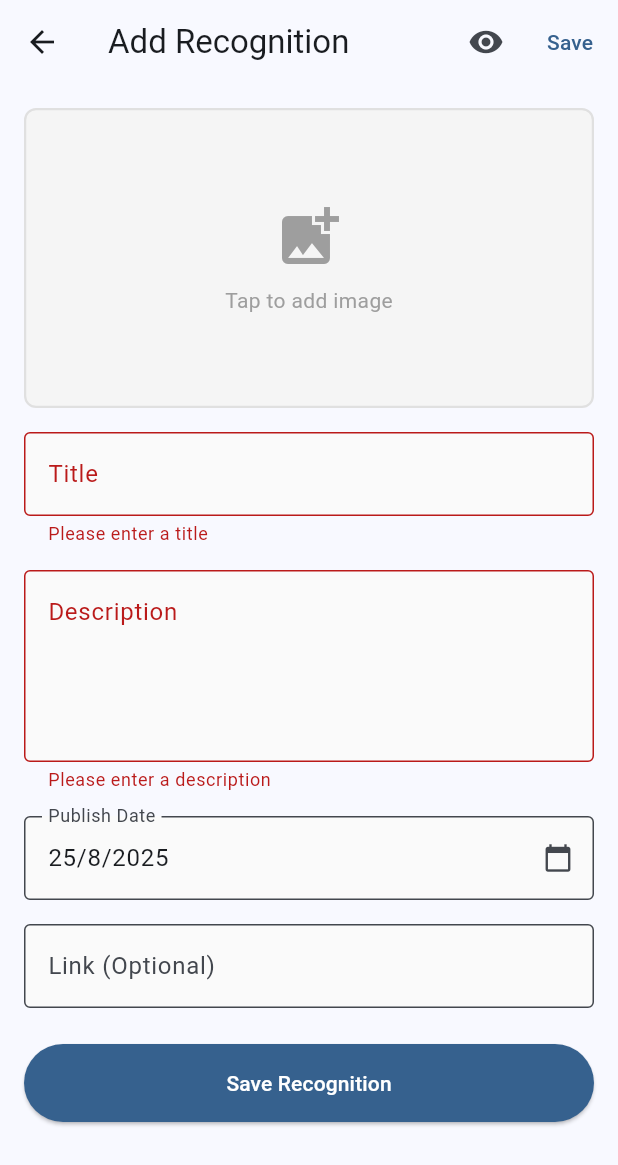
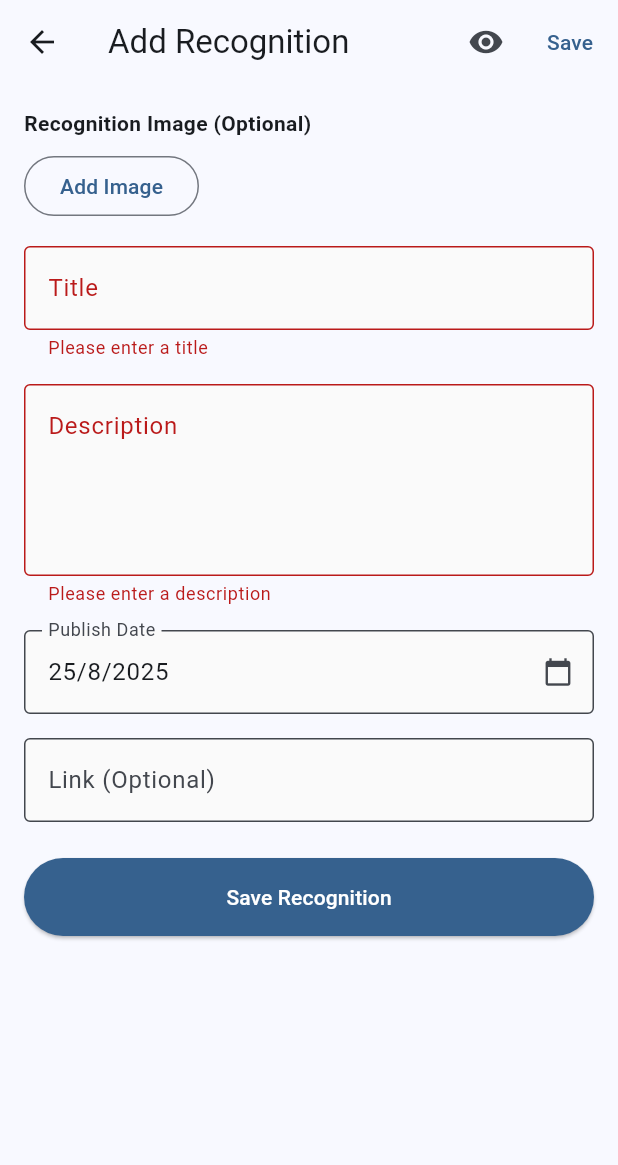
Before and after one commit to 528224/ktnsolutions, a Flutter app: the AddEditRecognitionScreen screen opened directly, after a tap on "Save Recognition", on a phone screen of 412 x 824 dp. Shown: the top 1165 px of the screen. Run offline on Flutter 3.47's test engine with Material 3 defaults, Android fonts, the phone set to English and light mode, and no system bars; our stand-ins replace cloud_firestore, firebase_auth, firebase_core, firebase_storage, get, image_picker and 2 more; accounts and stored records are empty.

Commit message:
updated ui to mtch with google serch

```diff
--- a/lib/models/recognition.dart
+++ b/lib/models/recognition.dart
@@ -5,7 +5,7 @@ class Recognition {
   final String id;
   final String title;
   final String description;
-  final String imageUrl;
+  final String? imageUrl;
   final String? link;
   final DateTime publishedDate;
   final String? createdBy;
@@ -16,7 +16,7 @@ class Recognition {
     required this.id,
     required this.title,
     required this.description,
-    required this.imageUrl,
+    this.imageUrl,
     this.link,
     required this.publishedDate,
     this.createdBy,
@@ -29,7 +29,7 @@ class Recognition {
     return {
       'title': title,
       'description': description,
-      'imageUrl': imageUrl,
+      if (imageUrl != null) 'imageUrl': imageUrl,
       'link': link,
       'publishedDate': Timestamp.fromDate(publishedDate),
       'createdBy': createdBy,
@@ -45,7 +45,7 @@ class Recognition {
       id: doc.id,
       title: data['title'] ?? '',
       description: data['description'] ?? '',
-      imageUrl: data['imageUrl'] ?? '',
+      imageUrl: data['imageUrl'],
       link: data['link'],
       publishedDate: (data['publishedDate'] as Timestamp?)?.toDate() ?? DateTime.now(),
       createdBy: data['createdBy'],
@@ -238,7 +238,6 @@ class Recognition {
       id: '',
       title: '',
       description: '',
-      imageUrl: '',
       publishedDate: DateTime.now(),
     );
   }
--- a/lib/screens/recognitions/add_edit_recognition_screen.dart
+++ b/lib/screens/recognitions/add_edit_recognition_screen.dart
@@ -39,7 +39,7 @@ class _AddEditRecognitionScreenState extends State<AddEditRecognitionScreen> {
       _titleController.text = widget.recognition!.title;
       _descriptionController.text = widget.recognition!.description;
       _linkController.text = widget.recognition?.link ?? '';
-      _imagePath = widget.recognition!.imageUrl;
+      _imagePath = widget.recognition?.imageUrl;
       _publishDate = widget.recognition!.publishedDate;
     } else {
       _publishDate = DateTime.now();
@@ -105,20 +105,18 @@ class _AddEditRecognitionScreenState extends State<AddEditRecognitionScreen> {
     }
   }
 
-  Future<void> _submitForm() async {
+  Future<void> _saveRecognition() async {
     if (!_formKey.currentState!.validate()) return;
-    if (_imagePath == null || _imagePath!.isEmpty) {
-      Get.snackbar('Error', 'Please select an image');
-      return;
-    }
 
-    setState(() => _isLoading = true);
+    setState(() {
+      _isLoading = true;
+    });
 
     try {
       String? imageUrl = _imagePath;
 
-      // Upload new image if it's a local file path
-      if (_imagePath != null && !_imagePath!.startsWith('http')) {
+      // Only upload new image if it's a local file path (not a URL)
+      if (_imagePath != null && _imagePath!.startsWith('/')) {
         imageUrl = await _storageService.uploadFile(
           _imagePath!,
           'recognitions',
@@ -129,25 +127,28 @@ class _AddEditRecognitionScreenState extends State<AddEditRecognitionScreen> {
         id: widget.recognition?.id ?? '',
         title: _titleController.text.trim(),
         description: _descriptionController.text.trim(),
-        imageUrl: imageUrl!,
+        imageUrl: imageUrl,
         link: _linkController.text.trim().isNotEmpty ? _linkController.text.trim() : null,
         publishedDate: _publishDate!,
         createdBy: widget.recognition?.createdBy,
-        createdAt: widget.recognition?.createdAt,
+        createdAt: widget.recognition?.createdAt ?? DateTime.now(),
         updatedAt: DateTime.now(),
       );
 
       await _recognitionService.saveRecognition(recognition);
 
-      if (mounted) {
-        Get.back(result: true);
-      }
+      if (!mounted) return;
+      Navigator.of(context).pop(true);
     } catch (e) {
-      debugPrint('Error saving recognition: $e');
-      Get.snackbar('Error', 'Failed to save recognition');
+      if (!mounted) return;
+      ScaffoldMessenger.of(context).showSnackBar(
+        SnackBar(content: Text('Error saving recognition: ${e.toString()}')),
+      );
     } finally {
       if (mounted) {
-        setState(() => _isLoading = false);
+        setState(() {
+          _isLoading = false;
+        });
       }
     }
   }
@@ -258,6 +259,58 @@ class _AddEditRecognitionScreenState extends State<AddEditRecognitionScreen> {
     );
   }
 
+  Widget _buildImagePicker() {
+    return Column(
+      crossAxisAlignment: CrossAxisAlignment.start,
+      children: [
+        const Text(
+          'Recognition Image (Optional)',
+          style: TextStyle(fontWeight: FontWeight.bold),
+        ),
+        const SizedBox(height: 8),
+        if (_imagePath != null) ...[
+          Container(
+            height: 200,
+            width: double.infinity,
+            decoration: BoxDecoration(
+              borderRadius: BorderRadius.circular(8),
+              border: Border.all(color: Colors.grey),
+            ),
+            child: ClipRRect(
+              borderRadius: BorderRadius.circular(8),
+              child: _imagePath!.startsWith('http')
+                  ? Image.network(_imagePath!, fit: BoxFit.cover)
+                  : Image.file(File(_imagePath!), fit: BoxFit.cover),
+            ),
+          ),
+          const SizedBox(height: 8),
+          Row(
+            children: [
+              ElevatedButton(
+                onPressed: _pickImage,
+                child: const Text('Change Image'),
+              ),
+              const SizedBox(width: 8),
+              TextButton(
+                onPressed: () {
+                  setState(() {
+                    _imagePath = null;
+                  });
+                },
+                child: const Text('Remove Image'),
+              ),
+            ],
+          ),
+        ] else
+          OutlinedButton(
+            onPressed: _pickImage,
+            child: const Text('Add Image'),
+          ),
+        const SizedBox(height: 16),
+      ],
+    );
+  }
+
   @override
   Widget build(BuildContext context) {
     return SafeArea(
@@ -271,7 +324,7 @@ class _AddEditRecognitionScreenState extends State<AddEditRecognitionScreen> {
               tooltip: 'Preview',
             ),
             TextButton(
-              onPressed: _isLoading ? null : _submitForm,
+              onPressed: _isLoading ? null : _saveRecognition,
               child: _isLoading
                   ? const SizedBox(
                       width: 20,
@@ -293,46 +346,7 @@ class _AddEditRecognitionScreenState extends State<AddEditRecognitionScreen> {
                     children: [
                       if (_showPreview) _buildPreview(),
 
-                      // Image Picker
-                      GestureDetector(
-                        onTap: _pickImage,
-                        child: Container(
-                          height: 200,
-                          decoration: BoxDecoration(
-                            color: Colors.grey[100],
-                            borderRadius: BorderRadius.circular(8.0),
-                            border: Border.all(
-                              color: Colors.grey[300]!,
-                              width: 1.5,
-                              style: BorderStyle.solid,
-                            ),
-                          ),
-                          child: _imagePath == null
-                              ? const Column(
-                                  mainAxisAlignment: MainAxisAlignment.center,
-                                  children: [
-                                    Icon(Icons.add_photo_alternate, size: 48, color: Colors.grey),
-                                    SizedBox(height: 8),
-                                    Text('Tap to add image', style: TextStyle(color: Colors.grey)),
-                                  ],
-                                )
-                              : ClipRRect(
-                                  borderRadius: BorderRadius.circular(8.0),
-                                  child: _imagePath!.startsWith('http')
-                                      ? Image.network(
-                                          _imagePath!,
-                                          fit: BoxFit.cover,
-                                          width: double.infinity,
-                                        )
-                                      : Image.file(
-                                          File(_imagePath!),
-                                          fit: BoxFit.cover,
-                                          width: double.infinity,
-                                        ),
-                                ),
-                        ),
-                      ),
-                      const SizedBox(height: 16),
+                      _buildImagePicker(),
 
                       // Title Field
                       TextFormField(
@@ -416,7 +430,7 @@ class _AddEditRecognitionScreenState extends State<AddEditRecognitionScreen> {
 
                       // Save Button
                       ElevatedButton(
-                        onPressed: _submitForm,
+                        onPressed: _saveRecognition,
                         style: ElevatedButton.styleFrom(
                           padding: const EdgeInsets.symmetric(vertical: 16),
                           backgroundColor: Theme.of(context).primaryColor,
```
Also changed, not shown: lib/screens/recognitions/recognitions_screen.dart (+70 -85 lines), lib/screens/recognitions/web_recognitions_screen.dart (+71 -91 lines).
